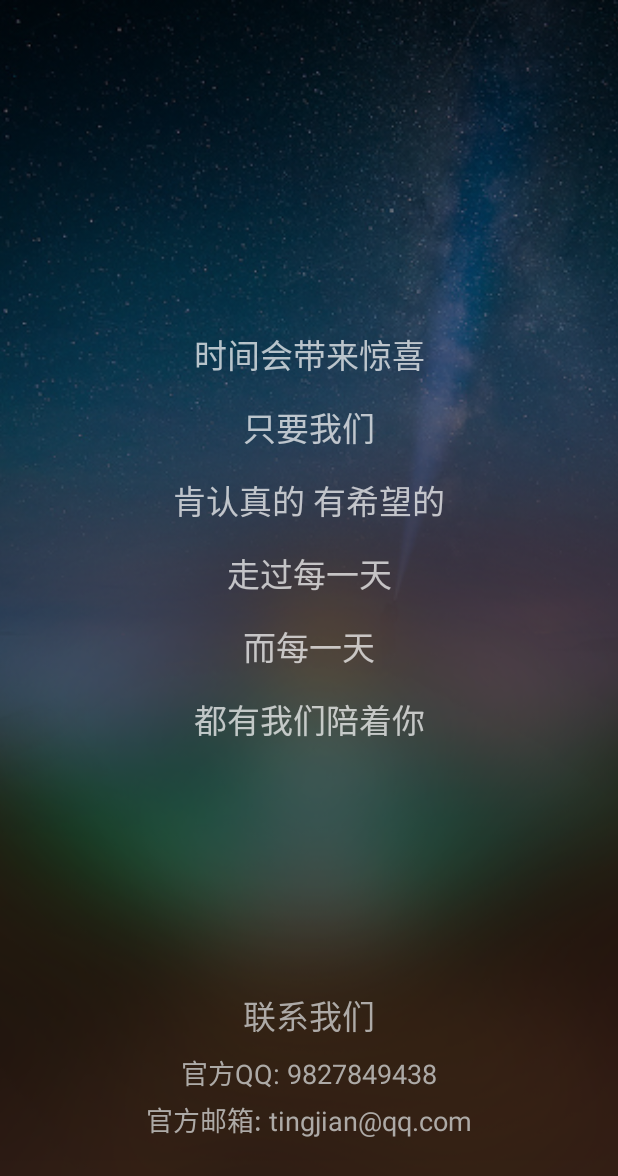
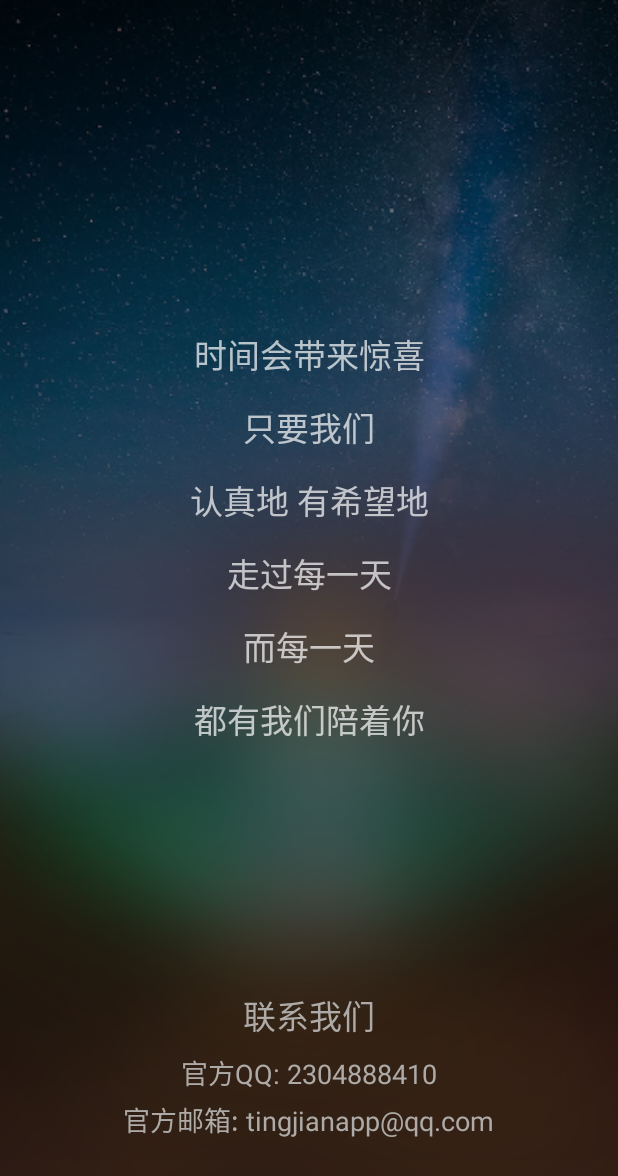
Before and after one commit to dasheryang/hear, an Android app: the layout act_about_us.xml on its own in the app's theme, with its tools: preview values and no code run, on a phone screen of 412 x 824 dp. Shown: the top 1176 px of the screen. Run offline under Robolectric (Android 15) with nearby library versions, the phone set to English and light mode, and no system bars.

Commit message:
bugs fix

```diff
--- a/android_proj/build.gradle
+++ b/android_proj/build.gradle
@@ -4,7 +4,7 @@ buildscript {
         jcenter()
     }
     dependencies {
-        classpath 'com.android.tools.build:gradle:1.0.0'
+        classpath 'com.android.tools.build:gradle:1.1.0'
     }
 }
 
--- a/android_proj/hearApp/src/main/java/hear/app/views/FullScreenArticleFragment.java
+++ b/android_proj/hearApp/src/main/java/hear/app/views/FullScreenArticleFragment.java
@@ -95,16 +95,14 @@ public class FullScreenArticleFragment extends Fragment {
         @Override
         public void run() {
             if (mLogicControl.isPlaying() || mLogicControl.isPause()) {
-                if (mLogicControl.getDuration() > 0) {
+                if (mLogicControl.getDuration() > 0 && mLogicControl.getDuration() >= mLogicControl.getCurrentPosition() + 500) {
                     mProgressBar.setProgress(mLogicControl.getCurrentPosition());
-//                    mProgressWheel.setProgress(mLogicControl.getCurrentPosition() * 360 / mLogicControl.getDuration());
+                    mHandler.postDelayed(this, UPDATE_PROGRESSBAR_INTERVAL);
                 }
             } else {
                 mProgressBar.setProgress(0);
-//                mProgressWheel.setProgress(0);
             }
 
-            mHandler.postDelayed(this, UPDATE_PROGRESSBAR_INTERVAL);
         }
     };
 
--- a/android_proj/hearApp/src/main/res/layout/frag_article.xml
+++ b/android_proj/hearApp/src/main/res/layout/frag_article.xml
@@ -100,6 +100,7 @@
                 android:layout_width="match_parent"
                 android:layout_height="wrap_content"
                 android:lines="4"
+                android:lineSpacingExtra="4dp"
                 android:ellipsize="end"
                 tools:text="满足是什么，狗舔冰激凌，鱼在陆地奔跑，大象在炎炎夏日开心地跳橡皮筋，而我也终于牵到了你的手"
                 android:textColor="@android:color/white"
--- a/android_proj/hearApp/src/main/res/values/strings.xml
+++ b/android_proj/hearApp/src/main/res/values/strings.xml
@@ -6,12 +6,12 @@
     <string name="title_about_us">关于我们</string>
     <string name="title_collection">收藏</string>
 
-    <string name="content_about_us">时间会带来惊喜\n只要我们\n肯认真的 有希望的\n走过每一天\n而每一天\n都有我们陪着你</string>
+    <string name="content_about_us">时间会带来惊喜\n只要我们\n认真地 有希望地\n走过每一天\n而每一天\n都有我们陪着你</string>
 
     <string name="item_back">返回</string>
     <string name="content_contact_us">联系我们</string>
-    <string name="content_qq">官方QQ: 9827849438</string>
-    <string name="content_email">官方邮箱: tingjian@qq.com</string>
+    <string name="content_qq">官方QQ: 2304888410</string>
+    <string name="content_email">官方邮箱: tingjianapp@qq.com</string>
     <string name="content_collect_hint">再听听看\n有没有打动您的声音</string>
     <string name="content_collect_hint2">收藏夹空空如也</string>
     <string name="btn_delete">确定删除</string>
--- a/android_proj/thirdplatform/src/main/java/hear/lib/share/models/ShareContent.java
+++ b/android_proj/thirdplatform/src/main/java/hear/lib/share/models/ShareContent.java
@@ -28,6 +28,6 @@ public class ShareContent {
     }
 
     public String getTargetURL(@NonNull SHARE_MEDIA media) {
-        return "http://www.hearheart.com:8080/share.php?aid=" + articleID + "&plantform=" + media.name();
+        return "http://101.66.255.114:8080/share.php?aid=" + articleID + "&plantform=" + media.name();
     }
 }
```
Also changed, not shown: android_proj/hearApp/src/main/java/hear/app/views/CollectionFragment.java (+4 -3 lines), android_proj/hearApp/src/main/java/hear/app/views/PlaybarControl.java (+9 -2 lines), 4 other files.
